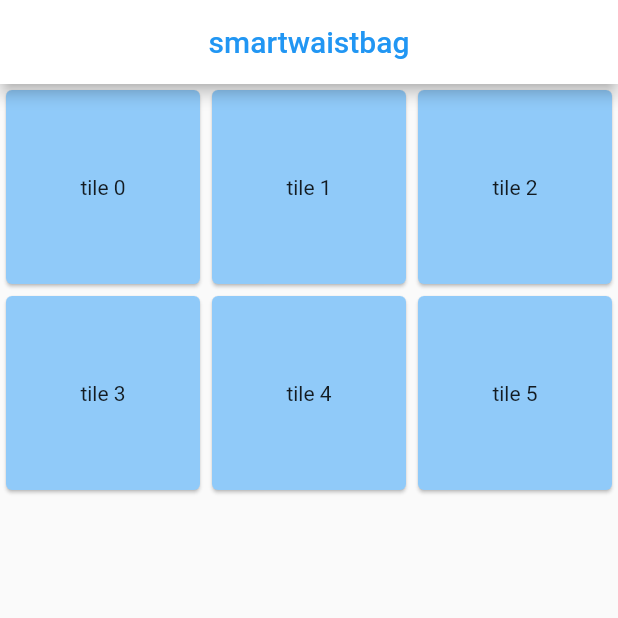
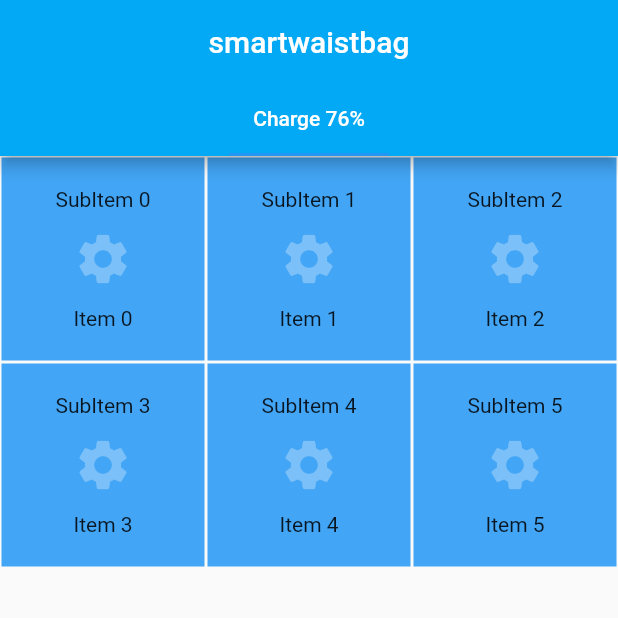
Before and after one commit to jhsavely/SmartWaistBag, a Flutter app: the screen it shows after launch, on a phone screen of 412 x 824 dp, the top half of it. Run offline on Flutter 3.47's test engine with Material 2 defaults, Android fonts, the phone set to English and light mode, and no system bars.

```diff
--- a/lib/main.dart
+++ b/lib/main.dart
@@ -10,34 +10,52 @@ class MyApp extends StatelessWidget {
     return MaterialApp(
       debugShowCheckedModeBanner: false,
       theme: new ThemeData(
-          primaryTextTheme: TextTheme(title: TextStyle(color: Colors.blue))),
-      home: new MyHomePage(),
-    );
-  }
-}
-
-class MyHomePage extends StatelessWidget{
-  @override
-  Widget build(BuildContext context){
-    return new Scaffold(
-
+          primaryTextTheme: TextTheme(title: TextStyle(color: Colors.white))),
+      home: DefaultTabController(
+        length: 1,
+        child: Scaffold(
             appBar: AppBar(
-        backgroundColor: Colors.white,
+              backgroundColor: Colors.lightBlue,
               title: Text('smartwaistbag'),
               centerTitle: true,
+              bottom: TabBar(
+                tabs: [
+                  Tab(
+                    text: 'Charge 76%',
                   ),
-      body: new GridView.count(
-        crossAxisCount: 3,
-        children: new List<Widget>.generate(6, (index) {
-          return new GridTile(
-            child: new Card(
-                color: Colors.blue.shade200,
-                child: new Center(
-                  child: new Text('tile $index'),
-                )
+                ],
+                isScrollable: true,
               ),
+            ),
+            body: TabBarView(children: [
+              GridView(
+                scrollDirection: Axis.vertical,
+                controller: ScrollController(),
+                gridDelegate: SliverGridDelegateWithMaxCrossAxisExtent(
+                    maxCrossAxisExtent: 200.0),
+                children: List.generate(6, (index) {
+                  return Container(
+                    padding: EdgeInsets.all(20.0),
+                    child: Center(
+                      child: GridTile(
+                        footer: Text(
+                          'Item $index',
+                          textAlign: TextAlign.center,
+                        ),
+                        header: Text(
+                          'SubItem $index',
+                          textAlign: TextAlign.center,
+                        ),
+                        child: Icon(Icons.settings,
+                            size: 40.0, color: Colors.white30),
+                      ),
+                    ),
+                    color: Colors.blue[400],
+                    margin: EdgeInsets.all(1.0),
                   );
                 }),
+              ),
+            ])),
       ),
     );
   }
```
Also changed, not shown: 1 other file. Lines whose indentation alone changed are shown as unchanged.
